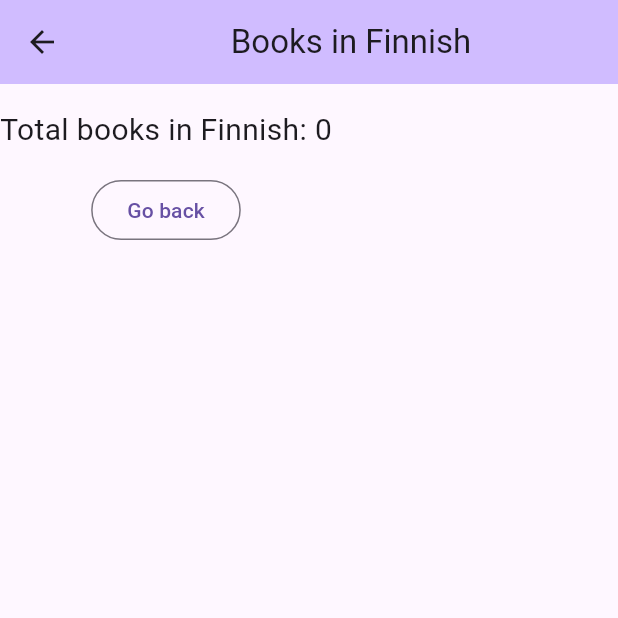
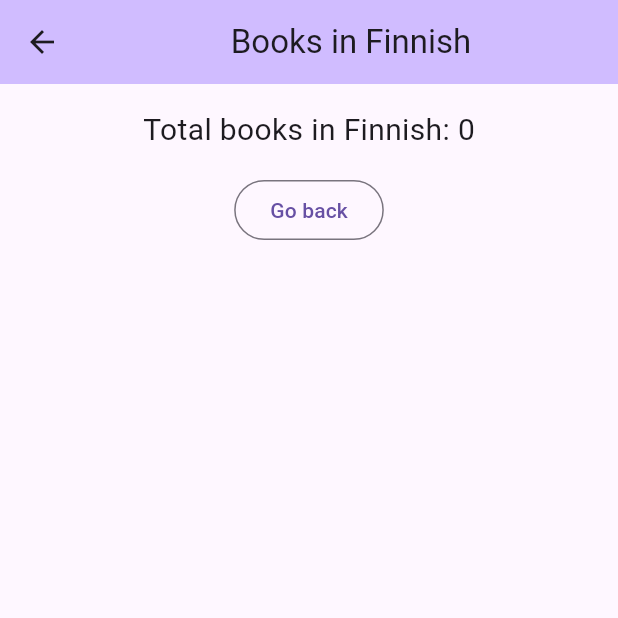
Before and after one commit to aarekr/bookshelvesapp, a Flutter app: the AddBookScreen screen opened by its route, after a tap on "Finnish", on a phone screen of 412 x 824 dp, the top half of it. Run offline on Flutter 3.47's test engine with Material 3 defaults, Android fonts, the phone set to English and light mode, and no system bars; our stand-ins replace flutter_form_builder, form_builder_validators, get, hive, hive_flutter; accounts and stored records are empty.

Commit message:
AppBar in a separate module

```diff
--- a/lib/main.dart
+++ b/lib/main.dart
@@ -6,12 +6,14 @@ import 'package:hive_flutter/hive_flutter.dart';
 import 'package:hive/hive.dart';
 import 'dart:ui';
 
-getAppBar(title) {
+import '/src/appbar.dart';
+
+/*getAppBar(title) {
   return AppBar(
     backgroundColor: Theme.of(Get.context!).colorScheme.inversePrimary,
     title: Center(child: Text(title)),
   );
-}
+}*/
 
 getHomeButton() {
   return OutlinedButton(child: Text("Home"), onPressed: () => Get.to(() => HomeScreen()));
@@ -249,8 +251,8 @@ class AddBookScreen extends StatelessWidget {
         Container(
           constraints: BoxConstraints(maxWidth: 800),
           child: Column(children: [
-            Text("New books", style: TextStyle(height: 3, fontSize: 30)),
-            Text("Add a new book to reading list", style: TextStyle(height: 3, fontSize: 20)),
+            //Text("New books", style: TextStyle(height: 3, fontSize: 30)),
+            Text("Add a new book to your reading list", style: TextStyle(height: 3, fontSize: 20)),
             FormBuilder(
               key: _formKey,
               child: Column(
@@ -302,12 +304,12 @@ class NotStartedScreen extends StatelessWidget {
   @override
   Widget build(BuildContext context) {
     return Scaffold(
-      appBar: getAppBar("Not Started"),
+      appBar: getAppBar("Books on reading list (not started)"),
       body: Center(child:
         Container(
           constraints: BoxConstraints(maxWidth: 800),
           child: Column(children: [
-            Text("Books on reading list", style: TextStyle(height: 3, fontSize: 30)),
+            //Text("Books on reading list", style: TextStyle(height: 3, fontSize: 30)),
             Column(children: controller.bookList.map((book) =>
               book['status'] == 'not started'
                 ? Card(child: ListTile(
@@ -338,12 +340,12 @@ class ReadingScreen extends StatelessWidget {
   @override
   Widget build(BuildContext context) {
     return Scaffold(
-      appBar: getAppBar("Reading"),
+      appBar: getAppBar("You are currently reading"),
       body: Center(child:
         Container(
           constraints: BoxConstraints(maxWidth: 800),
           child: Column(children: [
-            Center(child: Text("You are currently reading", style: TextStyle(height: 3, fontSize: 30))),
+            //Center(child: Text("You are currently reading", style: TextStyle(height: 3, fontSize: 30))),
             Column(children: controller.bookList.map((book) =>
               book['status'] == 'reading'
                 ? Card(child: ListTile(
@@ -374,12 +376,12 @@ class CompletedScreen extends StatelessWidget {
   @override
   Widget build(BuildContext context) {
     return Scaffold(
-      appBar: getAppBar("Completed"),
+      appBar: getAppBar("Completed books"),
       body: Center(child:
         Container(
           constraints: BoxConstraints(maxWidth: 800),
           child: Column(children: [
-            Center(child: Text("Completed books", style: TextStyle(height: 3, fontSize: 30))),
+            //Center(child: Text("Completed books", style: TextStyle(height: 3, fontSize: 30))),
             Column(children: controller.bookList.map((book) =>
               book['status'] == 'completed'
                 ? Card(child: ListTile(
@@ -413,7 +415,10 @@ class LanguageScreen extends StatelessWidget {
 
     return Scaffold(
       appBar: getAppBar("Books in $language"),
-      body: Column(
+      body: Center(child:
+        Container(
+          constraints: BoxConstraints(maxWidth: 800),
+          child: Column(
             children: [
               Column(children: controller.bookList.map((book) =>
                 book['language'] == language
@@ -431,6 +436,8 @@ class LanguageScreen extends StatelessWidget {
                 child: Text("Go back"),
               ),
             ],
+          )
+        )
       ),  // this screen doesn't have a bottom navigation bar, as it is accessed from the statistics section of the home screen
     );
   }
--- /dev/null
+++ b/lib/src/appbar.dart
@@ -0,0 +1,9 @@
+import 'package:flutter/material.dart';
+import 'package:get/get.dart';
+
+getAppBar(title) {
+  return AppBar(
+    backgroundColor: Theme.of(Get.context!).colorScheme.inversePrimary,
+    title: Center(child: Text(title)),
+  );
+}
```
Lines whose indentation alone changed are shown as unchanged.
